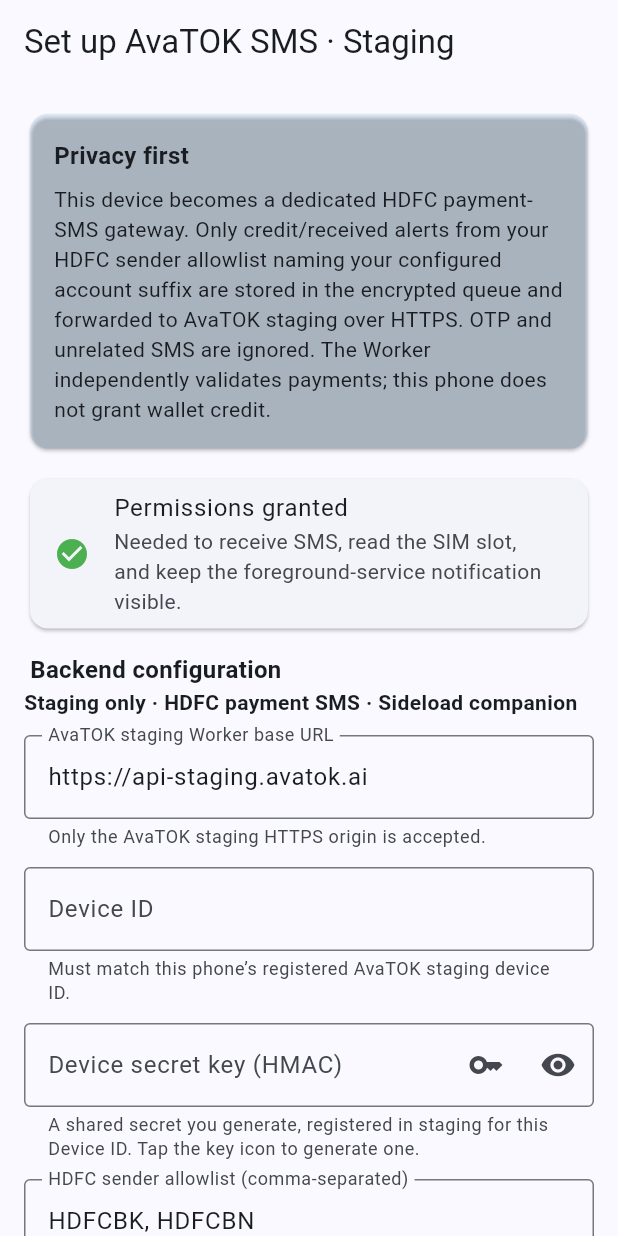
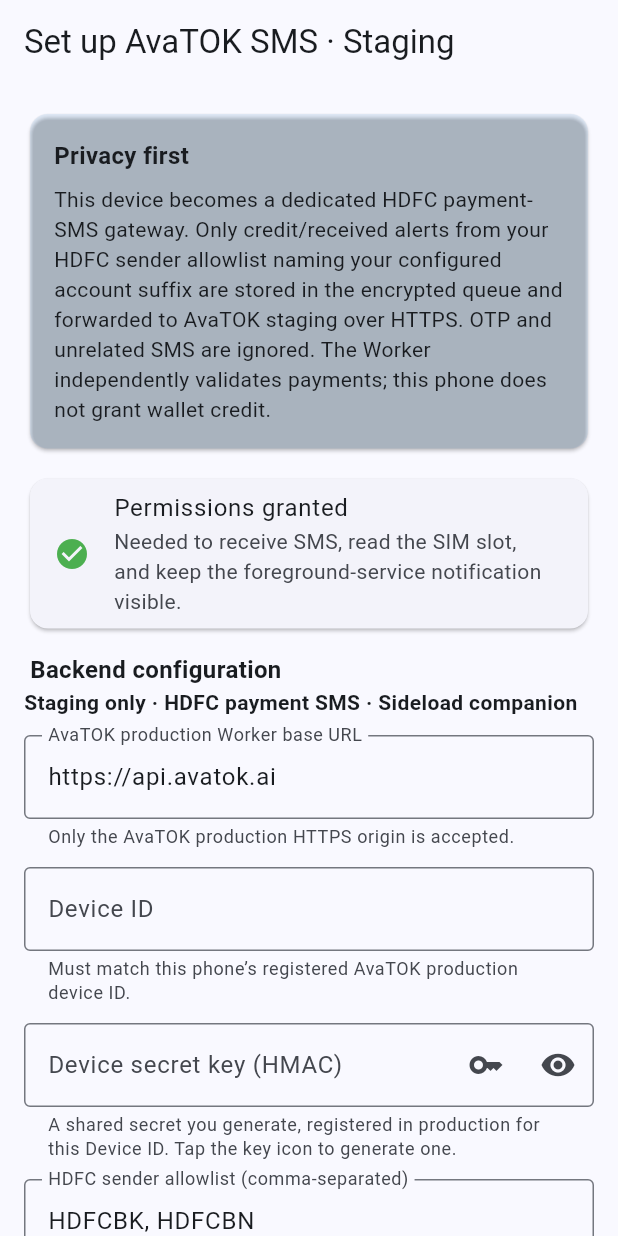
Before and after one commit to hdavy2002/upeo-sms-gateway, a Flutter app: the screen it shows after launch, on a phone screen of 412 x 824 dp. Run offline on Flutter 3.47's test engine with Material 3 defaults, Android fonts, the phone set to English and light mode, and no system bars; our stand-ins replace battery_plus, connectivity_plus, dio, flutter_riverpod, flutter_secure_storage, package_info_plus and 2 more; missing offline and left inert: workmanager; accounts and stored records are empty; statements that could not run were skipped.

Commit message:
[PAY-HDFC-SMS-1] Switch companion to production

```diff
--- a/lib/src/config/app_config.dart
+++ b/lib/src/config/app_config.dart
@@ -24,7 +24,7 @@
   });
 
   static const AppConfig empty = AppConfig(
-    apiBaseUrl: K.stagingBaseUrl,
+    apiBaseUrl: K.productionBaseUrl,
     deviceId: '',
     secretKey: '',
     allowlist: K.defaultAllowlist,
@@ -38,12 +38,12 @@
 
   static String? validateBaseUrl(String value) {
     final uri = Uri.tryParse(value);
-    final expected = Uri.parse(K.stagingBaseUrl);
+    final expected = Uri.parse(K.productionBaseUrl);
     if (uri == null || uri.scheme != 'https' ||
         uri.host != expected.host || uri.port != 443 ||
         uri.userInfo.isNotEmpty || uri.hasQuery || uri.hasFragment ||
         (uri.path.isNotEmpty && uri.path != '/')) {
-      return 'Use the AvaTOK staging Worker root: ${K.stagingBaseUrl}';
+      return 'Use the AvaTOK production Worker root: ${K.productionBaseUrl}';
     }
     return null;
   }
@@ -72,7 +72,7 @@
           ? null : 'Enter exact HDFC sender headers, separated by commas';
 
   String? get validationError => validateBaseUrl(apiBaseUrl) ??
-      (allowInsecureHttp ? 'HTTP is disabled in this staging companion' : null) ??
+      (allowInsecureHttp ? 'HTTP is disabled in this production companion' : null) ??
       validateDeviceId(deviceId) ?? validateSecret(secretKey) ??
       validateAllowlist(allowlist) ?? validateAccountSuffix(accountSuffix) ??
       (retentionDays < 3 || retentionDays > 90
--- a/lib/src/config/config_repository.dart
+++ b/lib/src/config/config_repository.dart
@@ -22,7 +22,7 @@
   static const _kRetention = 'cfg_retention_days';
   static const _kAllowHttp = 'cfg_allow_http';
   static const _kDbKey = 'db_encryption_key';
-  static const _kSnapshot = 'avatok_staging_config_v1';
+  static const _kSnapshot = 'avatok_production_config_v1';
 
   Future<AppConfig> load() async {
     final all = await _storage.readAll();
@@ -47,7 +47,7 @@
       allowlist = (jsonDecode(allowlistRaw) as List).cast<String>();
     }
     return AppConfig(
-      apiBaseUrl: all[_kBaseUrl] ?? K.stagingBaseUrl,
+      apiBaseUrl: all[_kBaseUrl] ?? K.productionBaseUrl,
       deviceId: all[_kDeviceId] ?? '',
       secretKey: all[_kSecret] ?? '',
       allowlist: allowlist,
--- a/lib/src/core/constants.dart
+++ b/lib/src/core/constants.dart
@@ -2,11 +2,10 @@
 class K {
   K._();
 
-  static const String appName = 'AvaTOK SMS Gateway · Staging';
-  static const String applicationId = 'ai.avatok.sms_companion.staging';
-  // Exact origin, verified against the main app's staging configuration.
-  // No production fallback and no runtime HTTP/host override.
-  static const String stagingBaseUrl = 'https://api-staging.avatok.ai';
+  static const String appName = 'AvaTOK SMS Gateway · Production';
+  static const String applicationId = 'ai.avatok.sms_companion';
+  // Exact production origin. No runtime HTTP/host override.
+  static const String productionBaseUrl = 'https://api.avatok.ai';
 
   // ----- MethodChannels (must match the Kotlin side) -----
   static const String nativeChannel = 'upeo/native';
--- a/lib/src/services/api_client.dart
+++ b/lib/src/services/api_client.dart
@@ -43,7 +43,7 @@
     final dio = Dio(BaseOptions(
       // Runtime configuration must validate too; using the pinned origin here
       // prevents even an accidentally bypassed validator reaching another host.
-      baseUrl: K.stagingBaseUrl,
+      baseUrl: K.productionBaseUrl,
       followRedirects: false,
       maxRedirects: 0,
       connectTimeout: const Duration(seconds: 15),
@@ -86,7 +86,7 @@
 
   Future<SendResult> sendIncoming(SmsRecord r) async {
     if (!_cfg.isComplete) {
-      return const SendResult(SendOutcome.permanent, 'invalid staging configuration');
+      return const SendResult(SendOutcome.permanent, 'invalid production configuration');
     }
     if (r.deviceId != _cfg.deviceId || !_cfg.paymentSmsAllowed(r.sender, r.message)) {
       return const SendResult(SendOutcome.permanent, 'queued SMS does not match current configuration');
@@ -123,7 +123,7 @@
   /// Signed heartbeat. Doubles as the "Test Connection" handshake.
   Future<SendResult> sendHeartbeat(Map<String, dynamic> health) async {
     if (!_cfg.isComplete) {
-      return const SendResult(SendOutcome.permanent, 'invalid staging configuration');
+      return const SendResult(SendOutcome.permanent, 'invalid production configuration');
     }
     final nonce = _uuid.v4();
     final sentAt = TimeUtils.nowEat();
--- a/lib/src/ui/screens/about_screen.dart
+++ b/lib/src/ui/screens/about_screen.dart
@@ -63,7 +63,7 @@
             leading: Icon(Icons.sms, size: 40),
             title: Text(K.appName,
                 style: TextStyle(fontSize: 20, fontWeight: FontWeight.bold)),
-            subtitle: Text('HDFC payment SMS · staging · sideload only'),
+            subtitle: Text('HDFC payment SMS · production · sideload only'),
           ),
           _card('App', [
             _kv('Version', _version),
@@ -95,7 +95,7 @@
                 'and configured account suffix are stored '
                 '(encrypted at rest) and forwarded over HTTPS with an HMAC '
                 'signature. Non-allowlisted messages are never stored or sent. '
-                'Destination: AvaTOK staging only. Based on Upeo SMS Gateway.',
+                'Destination: AvaTOK production only. Based on Upeo SMS Gateway.',
                 style: TextStyle(fontSize: 12),
               ),
             ),
--- a/lib/src/ui/widgets/config_form.dart
+++ b/lib/src/ui/widgets/config_form.dart
@@ -120,7 +120,7 @@
       _secretCtrl.text = base64Url.encode(bytes);
       _secretVisible = false;
     });
-    _snack('Secret generated — register the same value for this staging device');
+    _snack('Secret generated — register the same value for this production device');
   }
 
   void _snack(String msg, {bool error = false}) {
@@ -157,9 +157,9 @@
               TextFormField(
                 controller: _urlCtrl,
                 decoration: const InputDecoration(
-                  labelText: 'AvaTOK staging Worker base URL',
-                  hintText: 'https://api-staging.avatok.ai',
-                  helperText: 'Only the AvaTOK staging HTTPS origin is accepted.',
+                  labelText: 'AvaTOK production Worker base URL',
+                  hintText: 'https://api.avatok.ai',
+                  helperText: 'Only the AvaTOK production HTTPS origin is accepted.',
                   helperMaxLines: 2,
                   border: OutlineInputBorder(),
                 ),
@@ -173,7 +173,7 @@
                   labelText: 'Device ID',
                   hintText: 'AVATOK_HDFC_STAGING_01',
                   helperText:
-                      'Must match this phone’s registered AvaTOK staging device ID.',
+                      'Must match this phone’s registered AvaTOK production device ID.',
                   helperMaxLines: 3,
                   border: OutlineInputBorder(),
                 ),
@@ -188,7 +188,7 @@
                 decoration: InputDecoration(
                   labelText: 'Device secret key (HMAC)',
                   helperText:
-                      'A shared secret you generate, registered in staging '
+                      'A shared secret you generate, registered in production '
                       'for this Device ID. Tap the key icon to generate one.',
                   helperMaxLines: 3,
                   border: const OutlineInputBorder(),
--- a/pubspec.yaml
+++ b/pubspec.yaml
@@ -1,5 +1,5 @@
 name: upeo_sms_gateway
-description: "AvaTOK staging HDFC payment-SMS companion, based on Upeo (sideload-only)."
+description: "AvaTOK production HDFC payment-SMS companion, based on Upeo (sideload-only)."
 # The following line prevents the package from being accidentally published to
 # pub.dev using `flutter pub publish`. This is preferred for private packages.
 publish_to: 'none' # Remove this line if you wish to publish to pub.dev
```
Also changed, not shown: 5 other files.
